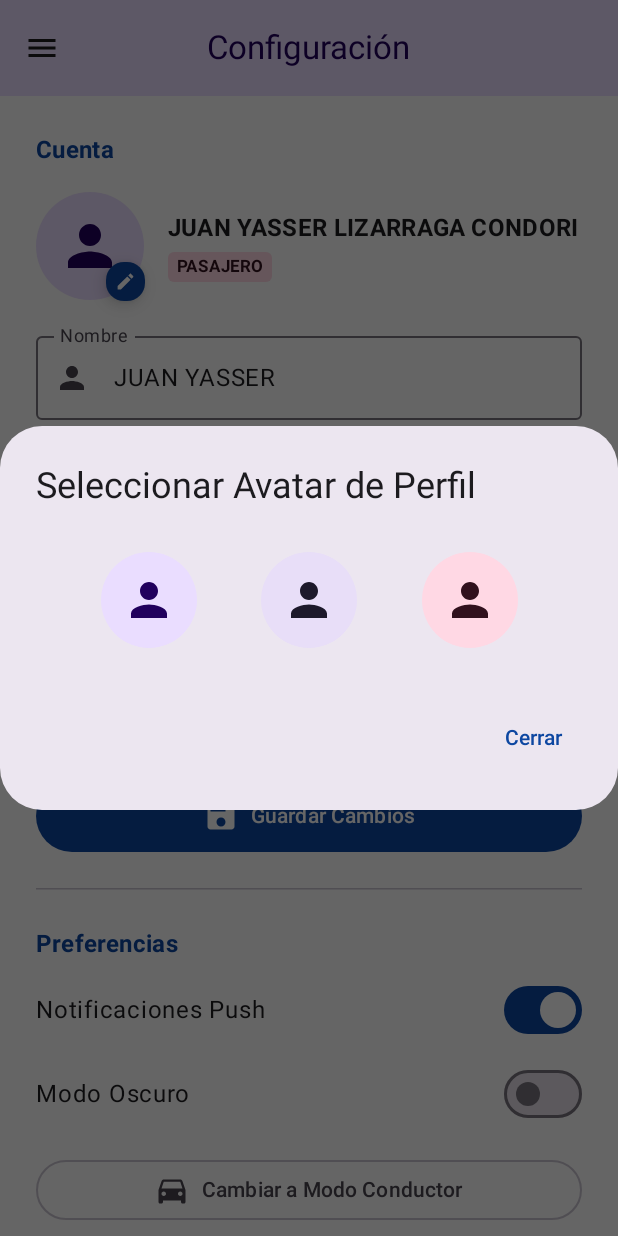
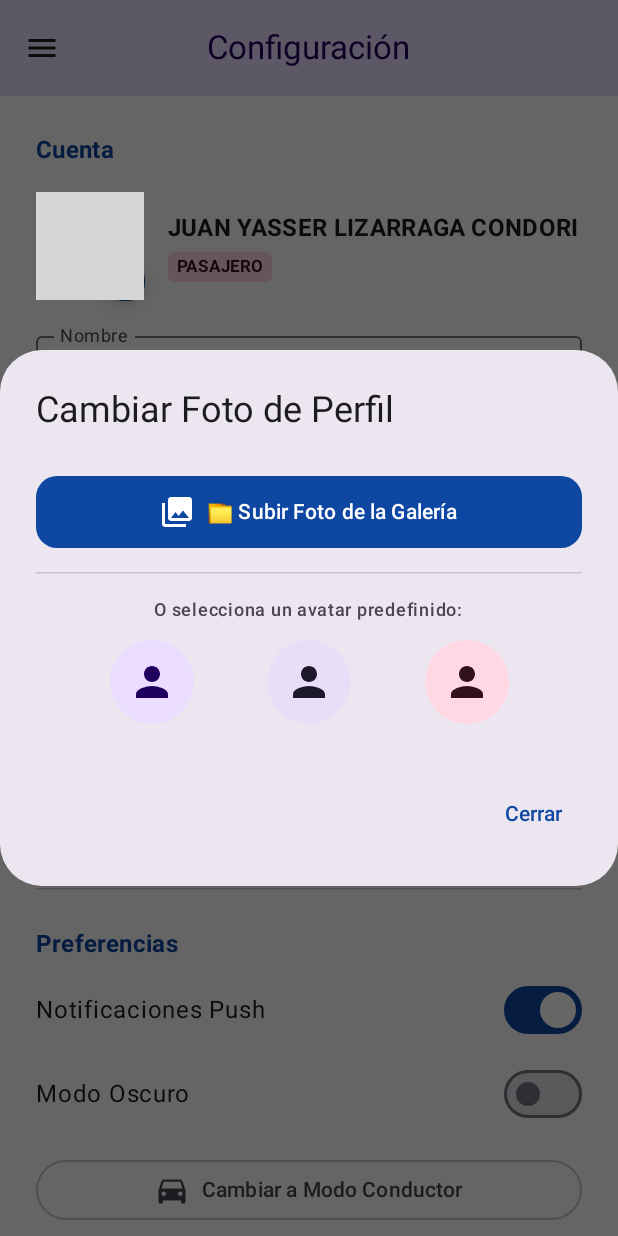
Before and after one commit to AliKnows/AppMovilesRuta, an Android app built with Jetpack Compose: the composable ConfiguracionScreen shown on its own in the app's theme, after a tap on "Cambiar Foto", on a phone screen of 412 x 824 dp. Run offline under Robolectric (Android 15) with nearby library versions, the phone set to English and light mode, and no system bars; 1 statement that could not run was skipped; grey boxes are pictures that could not be loaded.

Commit message:
QosqoRuta: Tercer_Commit modo offiline

```diff
--- a/app/build.gradle.kts
+++ b/app/build.gradle.kts
@@ -35,7 +35,7 @@ android {
     }
     packaging {
         jniLibs {
-            useLegacyPackaging = true
+            useLegacyPackaging = false
         }
     }
 }
--- a/app/src/main/java/com/ggs/qosqoruta/features/mapa/presentation/components/RutasBottomSheetContent.kt
+++ b/app/src/main/java/com/ggs/qosqoruta/features/mapa/presentation/components/RutasBottomSheetContent.kt
@@ -20,8 +20,10 @@ import androidx.compose.material3.*
 import androidx.compose.runtime.*
 import androidx.compose.ui.Alignment
 import androidx.compose.ui.Modifier
+import androidx.compose.ui.platform.LocalContext
 import androidx.compose.ui.text.font.FontWeight
 import androidx.compose.ui.unit.dp
+import com.ggs.qosqoruta.core.preferences.SessionManager
 import com.ggs.qosqoruta.features.mapa.data.cuscoRutasList
 
 @OptIn(ExperimentalMaterial3Api::class)
@@ -30,6 +32,8 @@ fun RutasBottomSheetContent(
     selectedRouteTag: String,
     onSelectRoute: (String) -> Unit
 ) {
+    val context = LocalContext.current
+    val sessionManager = remember { SessionManager(context) }
     var expandedRouteCode by remember { mutableStateOf<String?>("RTI-07") }
 
     Column(
@@ -68,6 +72,7 @@ fun RutasBottomSheetContent(
                     .fillMaxWidth()
                     .animateContentSize(animationSpec = spring(stiffness = Spring.StiffnessLow))
                     .clickable {
+                        sessionManager.addSearchHistory(ruta.itinerary, "Línea: ${ruta.code}")
                         onSelectRoute(ruta.code)
                         expandedRouteCode = if (isExpanded) null else ruta.code
                     },
--- a/app/src/main/java/com/ggs/qosqoruta/features/mapa/presentation/configuracion/ConfiguracionScreen.kt
+++ b/app/src/main/java/com/ggs/qosqoruta/features/mapa/presentation/configuracion/ConfiguracionScreen.kt
@@ -1,5 +1,10 @@
 package com.ggs.qosqoruta.features.mapa.presentation.configuracion
 
+import android.content.Intent
+import android.net.Uri
+import androidx.activity.compose.rememberLauncherForActivityResult
+import androidx.activity.result.PickVisualMediaRequest
+import androidx.activity.result.contract.ActivityResultContracts
 import androidx.compose.animation.AnimatedVisibility
 import androidx.compose.foundation.clickable
 import androidx.compose.foundation.layout.*
@@ -21,6 +26,7 @@ import com.ggs.qosqoruta.core.database.QosQoRutaDatabase
 import com.ggs.qosqoruta.core.preferences.SessionManager
 import com.ggs.qosqoruta.core.security.PasswordSecurity
 import com.ggs.qosqoruta.features.auth.domain.models.UserRole
+import com.ggs.qosqoruta.features.mapa.presentation.components.ProfileAvatarImage
 import kotlinx.coroutines.launch
 
 @OptIn(ExperimentalMaterial3Api::class)
@@ -43,13 +49,34 @@ fun ConfiguracionScreen(
     var surnameInput by remember { mutableStateOf(sessionManager.getUserSurname()) }
     var phoneInput by remember { mutableStateOf(sessionManager.getUserPhone()) }
     var avatarId by remember { mutableIntStateOf(sessionManager.getAvatarId()) }
+    var userAvatarUri by remember { mutableStateOf(sessionManager.getAvatarUri()) }
+
+    var showAvatarDialog by remember { mutableStateOf(false) }
+
+    // SELECCIONADOR DE FOTO DE LA GALERÍA DEL TELÉFONO
+    val photoPickerLauncher = rememberLauncherForActivityResult(
+        contract = ActivityResultContracts.PickVisualMedia()
+    ) { uri: Uri? ->
+        if (uri != null) {
+            try {
+                context.contentResolver.takePersistableUriPermission(
+                    uri,
+                    Intent.FLAG_GRANT_READ_URI_PERMISSION
+                )
+            } catch (e: Exception) {
+                e.printStackTrace()
+            }
+            val uriStr = uri.toString()
+            userAvatarUri = uriStr
+            sessionManager.setAvatarUri(uriStr)
+            showAvatarDialog = false
+        }
+    }
 
     var showPasswordSection by remember { mutableStateOf(false) }
     var oldPassword by remember { mutableStateOf("") }
     var newPassword by remember { mutableStateOf("") }
     var confirmPassword by remember { mutableStateOf("") }
-
-    var showAvatarDialog by remember { mutableStateOf(false) }
 
     var notificacionesPush by remember { mutableStateOf(true) }
     var showDriverDialog by remember { mutableStateOf(false) }
@@ -70,10 +97,35 @@ fun ConfiguracionScreen(
     if (showAvatarDialog) {
         AlertDialog(
             onDismissRequest = { showAvatarDialog = false },
-            title = { Text("Seleccionar Avatar de Perfil") },
+            title = { Text("Cambiar Foto de Perfil") },
             text = {
+                Column(
+                    modifier = Modifier.fillMaxWidth().padding(vertical = 12.dp),
+                    horizontalAlignment = Alignment.CenterHorizontally
+                ) {
+                    Button(
+                        onClick = {
+                            photoPickerLauncher.launch(
+                                PickVisualMediaRequest(ActivityResultContracts.PickVisualMedia.ImageOnly)
+                            )
+                        },
+                        modifier = Modifier.fillMaxWidth().height(48.dp),
+                        shape = RoundedCornerShape(14.dp)
+                    ) {
+                        Icon(Icons.Filled.PhotoLibrary, contentDescription = null)
+                        Spacer(modifier = Modifier.width(8.dp))
+                        Text("📁 Subir Foto de la Galería")
+                    }
+
+                    Spacer(modifier = Modifier.height(16.dp))
+                    HorizontalDivider()
+                    Spacer(modifier = Modifier.height(16.dp))
+
+                    Text("O selecciona un avatar predefinido:", style = MaterialTheme.typography.labelMedium)
+                    Spacer(modifier = Modifier.height(12.dp))
+
                     Row(
-                    modifier = Modifier.fillMaxWidth().padding(vertical = 12.dp),
+                        modifier = Modifier.fillMaxWidth(),
                         horizontalArrangement = Arrangement.SpaceEvenly
                     ) {
                         val avatarColors = listOf(
@@ -86,14 +138,17 @@ fun ConfiguracionScreen(
                                 shape = CircleShape,
                                 color = containerColor,
                                 modifier = Modifier
-                                .size(64.dp)
+                                    .size(56.dp)
                                     .clickable {
                                         avatarId = index
+                                        userAvatarUri = null
+                                        sessionManager.setAvatarUri(null)
                                         showAvatarDialog = false
                                     }
                             ) {
                                 Box(contentAlignment = Alignment.Center) {
-                                Icon(Icons.Filled.Person, contentDescription = label, modifier = Modifier.size(36.dp))
+                                    Icon(Icons.Filled.Person, contentDescription = label, modifier = Modifier.size(32.dp))
+                                }
                             }
                         }
                     }
@@ -222,24 +277,14 @@ fun ConfiguracionScreen(
                 verticalAlignment = Alignment.CenterVertically
             ) {
                 Box(contentAlignment = Alignment.BottomEnd) {
-                    Surface(
-                        shape = CircleShape,
-                        color = when (avatarId) {
-                            1 -> MaterialTheme.colorScheme.secondaryContainer
-                            2 -> MaterialTheme.colorScheme.tertiaryContainer
-                            else -> MaterialTheme.colorScheme.primaryContainer
-                        },
-                        modifier = Modifier.size(72.dp).clickable { showAvatarDialog = true }
-                    ) {
-                        Box(contentAlignment = Alignment.Center) {
-                            Icon(
-                                Icons.Filled.Person,
-                                contentDescription = null,
-                                modifier = Modifier.size(44.dp),
-                                tint = MaterialTheme.colorScheme.onPrimaryContainer
+                    ProfileAvatarImage(
+                        avatarUri = userAvatarUri,
+                        avatarId = avatarId,
+                        modifier = Modifier
+                            .size(72.dp)
+                            .clickable { showAvatarDialog = true },
+                        iconSize = 44.dp
                     )
-                        }
-                    }
                     SmallFloatingActionButton(
                         onClick = { showAvatarDialog = true },
                         modifier = Modifier.size(26.dp),
@@ -378,7 +423,7 @@ fun ConfiguracionScreen(
                             }
                         }
 
-                        sessionManager.updateFullProfile(nameInput, surnameInput, phoneInput, avatarId)
+                        sessionManager.updateFullProfile(nameInput, surnameInput, phoneInput, avatarId, userAvatarUri)
                         snackbarHostState.showSnackbar("¡Perfil guardado con éxito!")
                         oldPassword = ""
                         newPassword = ""
--- a/app/src/main/res/mipmap-anydpi-v26/ic_launcher.xml
+++ b/app/src/main/res/mipmap-anydpi-v26/ic_launcher.xml
@@ -1,6 +1,6 @@
 <?xml version="1.0" encoding="utf-8"?>
 <adaptive-icon xmlns:android="http://schemas.android.com/apk/res/android">
     <background android:drawable="@drawable/ic_launcher_background" />
-    <foreground android:drawable="@drawable/ic_launcher_foreground" />
-    <monochrome android:drawable="@drawable/ic_launcher_foreground" />
+    <foreground android:drawable="@drawable/ic_logo_qosqoruta" />
+    <monochrome android:drawable="@drawable/ic_logo_qosqoruta" />
 </adaptive-icon>
--- a/app/src/main/res/mipmap-anydpi-v26/ic_launcher_round.xml
+++ b/app/src/main/res/mipmap-anydpi-v26/ic_launcher_round.xml
@@ -1,6 +1,6 @@
 <?xml version="1.0" encoding="utf-8"?>
 <adaptive-icon xmlns:android="http://schemas.android.com/apk/res/android">
     <background android:drawable="@drawable/ic_launcher_background" />
-    <foreground android:drawable="@drawable/ic_launcher_foreground" />
-    <monochrome android:drawable="@drawable/ic_launcher_foreground" />
+    <foreground android:drawable="@drawable/ic_logo_qosqoruta" />
+    <monochrome android:drawable="@drawable/ic_logo_qosqoruta" />
 </adaptive-icon>
```
Also changed, not shown: app/src/main/java/com/ggs/qosqoruta/MainActivity.kt (+14 -2 lines), app/src/main/java/com/ggs/qosqoruta/core/preferences/SessionManager.kt (+75 -2 lines), app/src/main/java/com/ggs/qosqoruta/features/auth/presentation/login/LoginScreen.kt (+23 -6 lines), app/src/main/java/com/ggs/qosqoruta/features/auth/presentation/login/LoginViewModel.kt (+11 -4 lines), app/src/main/java/com/ggs/qosqoruta/features/mapa/presentation/HomeScreen.kt (+44 -20 lines), app/src/main/java/com/ggs/qosqoruta/features/mapa/presentation/components/ExplorarBottomSheetContent.kt (+26 -2 lines), app/src/main/java/com/ggs/qosqoruta/navigation/AppNavigation.kt (+74 -9 lines), app/src/main/res/values/themes.xml (line endings or trailing spaces). Lines whose indentation alone changed are shown as unchanged.
